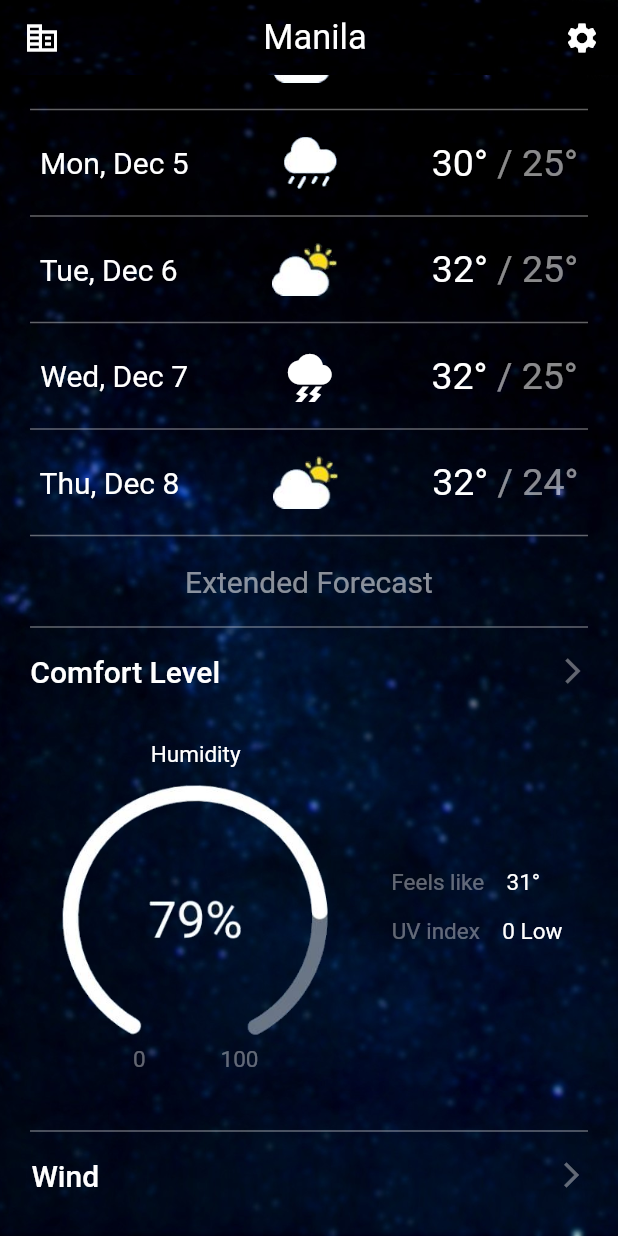
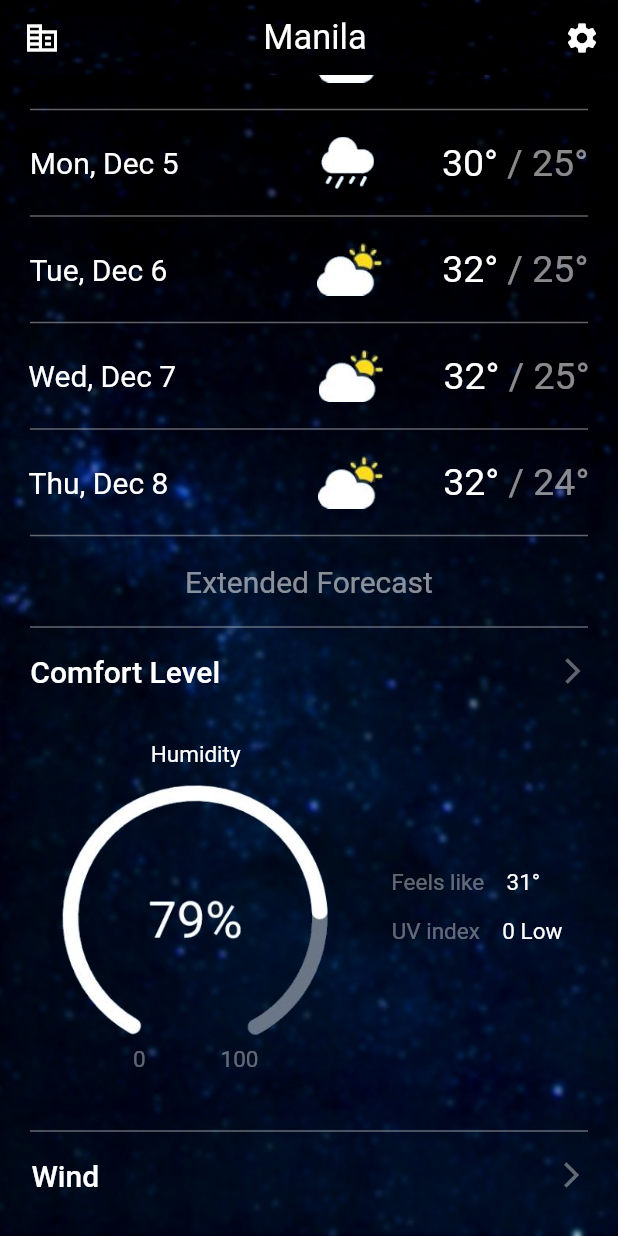
Before and after one commit to bocyej/Weather-App-UI-Mockup, a Flutter app: the screen it shows after launch, scrolled down 576 dp, on a phone screen of 412 x 824 dp. Run offline on Flutter 3.47's test engine with Material 2 defaults, Android fonts, the phone set to English and light mode, and no system bars.

Commit message:
adjusted mainaxisalignment and padding

```diff
--- a/lib/layouts/daily_weather/daily_weather1.dart
+++ b/lib/layouts/daily_weather/daily_weather1.dart
@@ -20,7 +20,7 @@ class DailyWeatherOne extends StatelessWidget {
             child: SizedBox(
               height: 35,
               child: Row(
-                mainAxisAlignment: MainAxisAlignment.spaceEvenly,
+                mainAxisAlignment: MainAxisAlignment.center,
                 children: [
                   const Text(
                     "Tomorrow, Dec 3",
@@ -30,12 +30,12 @@ class DailyWeatherOne extends StatelessWidget {
                       color: Colors.white,
                     ),
                   ),
-                  const Padding(padding: EdgeInsets.only(right: 10)),
+                  const Padding(padding: EdgeInsets.only(right: 45)),
                   const Image(
                     image: AssetImage("assets/cloud_thunder.png"),
                     height: 35,
                   ),
-                  const Padding(padding: EdgeInsets.only(right: 10)),
+                  const Padding(padding: EdgeInsets.only(right: 45)),
                   Row(
                     children: const [
                       Text(
--- a/lib/layouts/daily_weather/daily_weather2.dart
+++ b/lib/layouts/daily_weather/daily_weather2.dart
@@ -20,7 +20,7 @@ class DailyWeatherTwo extends StatelessWidget {
             child: SizedBox(
               height: 35,
               child: Row(
-                mainAxisAlignment: MainAxisAlignment.spaceEvenly,
+                mainAxisAlignment: MainAxisAlignment.center,
                 children: [
                   const Text(
                     "Sun, Dec 4",
@@ -30,12 +30,12 @@ class DailyWeatherTwo extends StatelessWidget {
                       color: Colors.white,
                     ),
                   ),
-                  const Padding(padding: EdgeInsets.only(right: 10)),
+                  const Padding(padding: EdgeInsets.only(right: 100)),
                   const Image(
                     image: AssetImage("assets/cloud_sun.png"),
                     height: 35,
                   ),
-                  const Padding(padding: EdgeInsets.only(right: 10)),
+                  const Padding(padding: EdgeInsets.only(right: 40)),
                   Row(
                     children: const [
                       Text(
--- a/lib/layouts/daily_weather/daily_weather3.dart
+++ b/lib/layouts/daily_weather/daily_weather3.dart
@@ -20,7 +20,7 @@ class DailyWeatherThree extends StatelessWidget {
             child: SizedBox(
               height: 35,
               child: Row(
-                mainAxisAlignment: MainAxisAlignment.spaceEvenly,
+                mainAxisAlignment: MainAxisAlignment.center,
                 children: [
                   const Text(
                     "Mon, Dec 5",
@@ -30,12 +30,12 @@ class DailyWeatherThree extends StatelessWidget {
                       color: Colors.white,
                     ),
                   ),
-                  const Padding(padding: EdgeInsets.only(right: 10)),
+                  const Padding(padding: EdgeInsets.only(right: 95)),
                   const Image(
                     image: AssetImage("assets/cloud_rain.png"),
                     height: 35,
                   ),
-                  const Padding(padding: EdgeInsets.only(right: 10)),
+                  const Padding(padding: EdgeInsets.only(right: 45)),
                   Row(
                     children: const [
                       Text(
--- a/lib/layouts/daily_weather/daily_weather4.dart
+++ b/lib/layouts/daily_weather/daily_weather4.dart
@@ -20,7 +20,7 @@ class DailyWeatherFour extends StatelessWidget {
             child: SizedBox(
               height: 35,
               child: Row(
-                mainAxisAlignment: MainAxisAlignment.spaceEvenly,
+                mainAxisAlignment: MainAxisAlignment.center,
                 children: [
                   const Text(
                     "Tue, Dec 6",
@@ -30,12 +30,12 @@ class DailyWeatherFour extends StatelessWidget {
                       color: Colors.white,
                     ),
                   ),
-                  const Padding(padding: EdgeInsets.only(right: 10)),
+                  const Padding(padding: EdgeInsets.only(right: 100)),
                   const Image(
                     image: AssetImage("assets/cloud_sun.png"),
                     height: 35,
                   ),
-                  const Padding(padding: EdgeInsets.only(right: 10)),
+                  const Padding(padding: EdgeInsets.only(right: 40)),
                   Row(
                     children: const [
                       Text(
--- a/lib/layouts/daily_weather/daily_weather5.dart
+++ b/lib/layouts/daily_weather/daily_weather5.dart
@@ -20,7 +20,7 @@ class DailyWeatherFive extends StatelessWidget {
             child: SizedBox(
               height: 35,
               child: Row(
-                mainAxisAlignment: MainAxisAlignment.spaceEvenly,
+                mainAxisAlignment: MainAxisAlignment.center,
                 children: [
                   const Text(
                     "Wed, Dec 7",
@@ -30,13 +30,12 @@ class DailyWeatherFive extends StatelessWidget {
                       color: Colors.white,
                     ),
                   ),
-                  const Padding(padding: EdgeInsets.only(right: 10)),
-                  const Icon(
-                    Icons.thunderstorm,
-                    color: Colors.white,
-                    size: 35,
+                  const Padding(padding: EdgeInsets.only(right: 95)),
+                  const Image(
+                    image: AssetImage("assets/cloud_sun.png"),
+                    height: 35,
                   ),
-                  const Padding(padding: EdgeInsets.only(right: 10)),
+                  const Padding(padding: EdgeInsets.only(right: 40)),
                   Row(
                     children: const [
                       Text(
--- a/lib/layouts/daily_weather/daily_weather6.dart
+++ b/lib/layouts/daily_weather/daily_weather6.dart
@@ -20,7 +20,7 @@ class DailyWeatherSix extends StatelessWidget {
             child: SizedBox(
               height: 35,
               child: Row(
-                mainAxisAlignment: MainAxisAlignment.spaceEvenly,
+                mainAxisAlignment: MainAxisAlignment.center,
                 children: [
                   const Text(
                     "Thu, Dec 8",
@@ -30,12 +30,12 @@ class DailyWeatherSix extends StatelessWidget {
                       color: Colors.white,
                     ),
                   ),
-                  const Padding(padding: EdgeInsets.only(right: 10)),
+                  const Padding(padding: EdgeInsets.only(right: 100)),
                   const Image(
                     image: AssetImage("assets/cloud_sun.png"),
                     height: 35,
                   ),
-                  const Padding(padding: EdgeInsets.only(right: 10)),
+                  const Padding(padding: EdgeInsets.only(right: 40)),
                   Row(
                     children: const [
                       Text(
```
